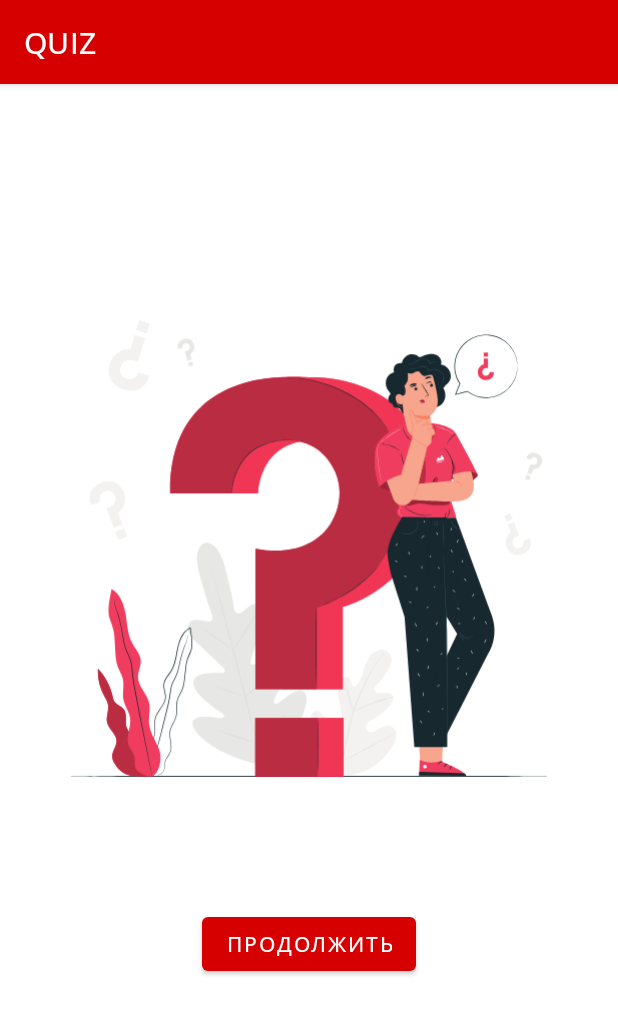
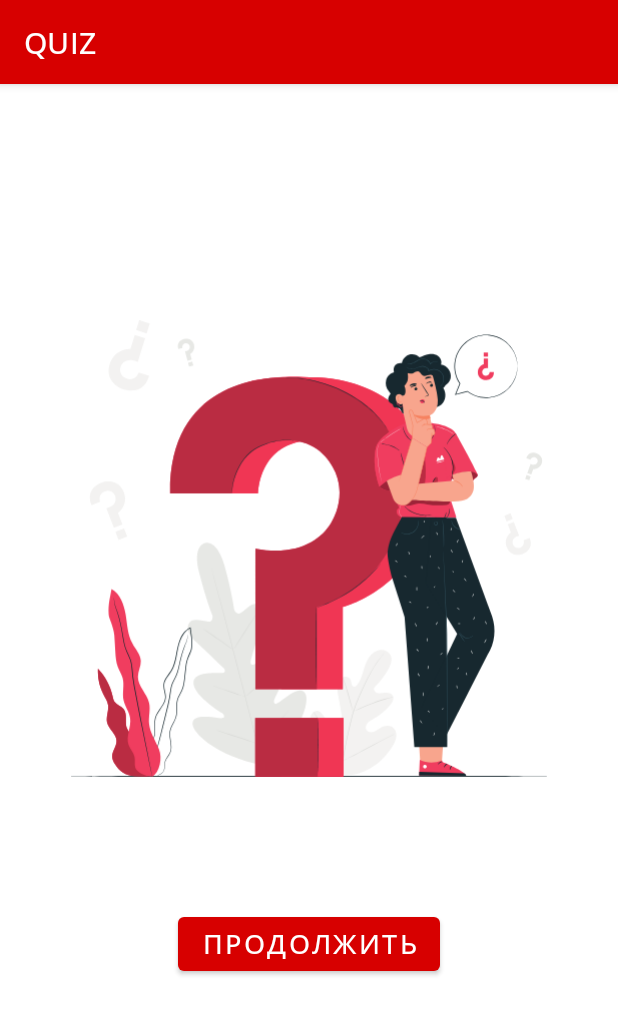
Before and after one commit to Kingofhell1/m05_quiz_resources, an Android app: the screen it shows after launch (MainActivity), on a phone screen of 412 x 824 dp. Shown: the top 1015 px of the screen. Run offline under Robolectric (Android 15) with nearby library versions, the phone set to English and light mode, and no system bars.

Commit message:
Update progect m05

```diff
--- a/app/src/main/res/layout/activity_main.xml
+++ b/app/src/main/res/layout/activity_main.xml
@@ -23,6 +23,7 @@
         android:layout_width="wrap_content"
         android:layout_height="wrap_content"
         android:text="@string/button_text"
+        style="@style/questionsStyle"
         app:layout_constraintEnd_toEndOf="parent"
         app:layout_constraintStart_toStartOf="parent"
         app:layout_constraintTop_toBottomOf="@id/imageView2"
--- a/app/src/main/res/values/themes.xml
+++ b/app/src/main/res/values/themes.xml
@@ -1,9 +1,7 @@
 <resources xmlns:tools="http://schemas.android.com/tools">
     <!-- Base application theme. -->
-    <style name="Base.Theme.M05_quiz_resources" parent="Theme.Material3.DayNight.NoActionBar">
-        <!-- Customize your light theme here. -->
-        <!-- <item name="colorPrimary">@color/my_light_primary</item> -->
+    <style name="questionsStyle">
+        <item name="android:textSize">18sp</item>
+        <item name="fontFamily">@font/opensans_medium</item>
     </style>
-
-    <style name="Theme.M05_quiz_resources" parent="Base.Theme.M05_quiz_resources" />
 </resources>
```
